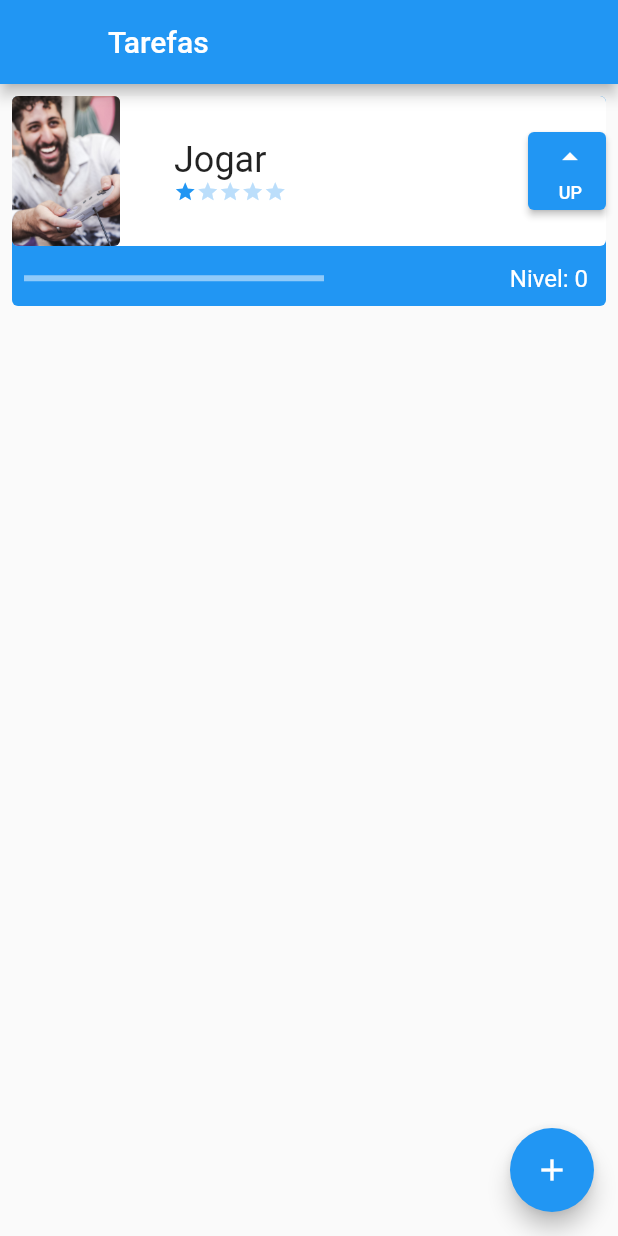
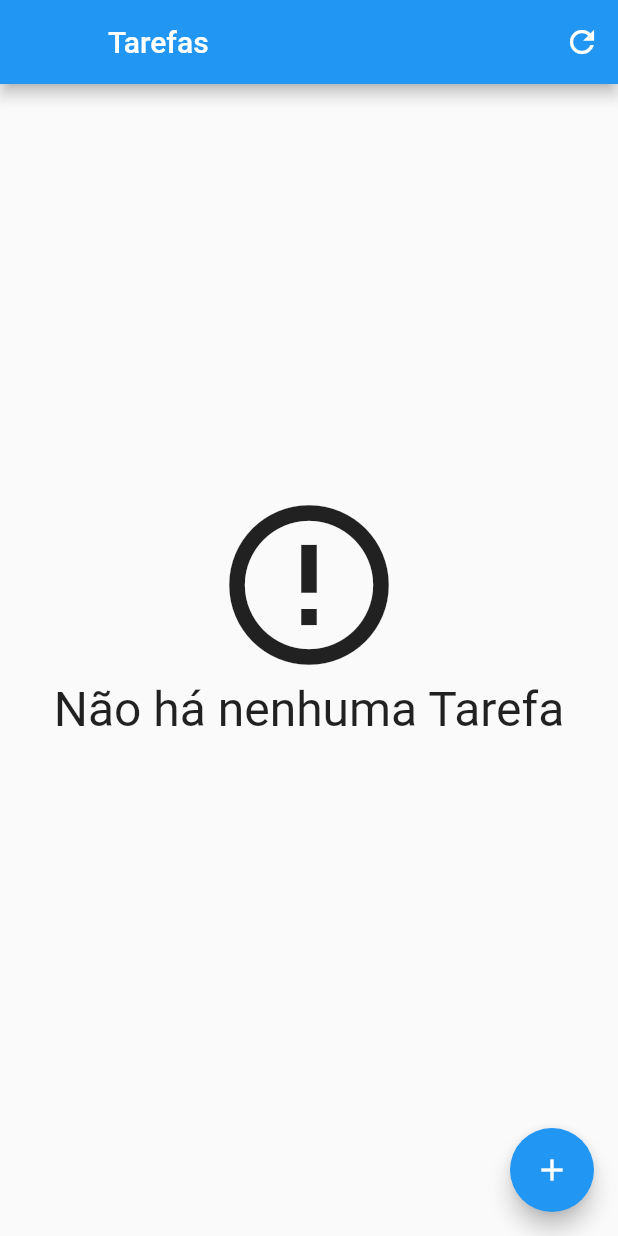
Before and after one commit to JTmarcos/TestFlutter, a Flutter app: the screen it shows after launch, on a phone screen of 412 x 824 dp. Run offline on Flutter 3.47's test engine with Material 2 defaults, Android fonts, the phone set to English and light mode, and no system bars; our stand-ins replace sqflite; accounts and stored records are empty.

Commit message:
Primeiro commit

```diff
--- /dev/null
+++ b/lib/data/task_dao.dart
@@ -0,0 +1,98 @@
+import 'package:flutter/material.dart';
+import 'package:sqflite/sqflite.dart';
+import 'package:test/components/tasks.dart';
+import 'package:test/data/database.dart';
+
+class TaskDao {
+  static const String tableSQL = 'CREATE TABLE $_tablename('
+      '$_name TEXT, '
+      '$_difficulty INTEGER, '
+      '$_level INTEGER DEFAULT 0, '
+      '$_image TEXT)';
+
+  static const String _tablename = 'tasktable';
+  static const String _name = 'name';
+  static const String _difficulty = 'difficulty';
+  static const String _image = 'image';
+  static const String _level = 'level';
+
+
+
+
+//Save----------------------------------------------------------------------------------------------------------------------
+   save(Task tarefa) async {
+    debugPrint('Iniciando o save: ');
+    final Database bancoDeDados = await getDataBase();
+    var itemExists = await find(tarefa.nome);
+    Map<String, dynamic> taskMap = toMap(tarefa);
+    if (itemExists.isEmpty) {
+      debugPrint('a Tarefa não Existia.');
+      return await bancoDeDados.insert(_tablename, taskMap);
+    } else {
+      debugPrint('a Tarefa existia!');
+      return await bancoDeDados.update(
+        _tablename,
+        taskMap,
+        where: '$_name = ?',
+        whereArgs: [tarefa.nome],
+      );
+    }
+  }
+
+  Map<String, dynamic> toMap(Task tarefa) {
+    debugPrint('Convertendo to Map: ');
+    final Map<String, dynamic> mapaDeTarefas = {};
+    mapaDeTarefas[_name] = tarefa.nome;
+    mapaDeTarefas[_difficulty] = tarefa.dificuldade;
+    mapaDeTarefas[_image] = tarefa.foto;
+    debugPrint('Mapa de Tarefas: $mapaDeTarefas');
+    return mapaDeTarefas;
+  }
+
+  Future<List<Task>> findAll() async {
+    debugPrint('Acessando o findAll: ');
+    final Database bancoDeDados = await getDataBase();
+    final List<Map<String, dynamic>> result =
+        await bancoDeDados.query(_tablename);
+    debugPrint('Procurando dados no banco de dados... encontrado: $result');
+    return toList(result);
+  }
+
+  List<Task> toList(List<Map<String, dynamic>> mapaDeTarefas) {
+    debugPrint('Convertendo to List:');
+    final List<Task> tarefas = [];
+    for (Map<String, dynamic> linha in mapaDeTarefas) {
+      final Task tarefa = Task(
+        linha[_name],
+        linha[_image],
+        linha[_difficulty],
+      );
+      tarefas.add(tarefa);
+    }
+    debugPrint('Lista de Tarefas: ${tarefas.toString()}');
+    return tarefas;
+  }
+
+  Future<List<Task>> find(String nomeDaTarefa) async {
+    debugPrint('Acessando find: ');
+    final Database bancoDeDados = await getDataBase();
+    debugPrint('Procurando tarefa com o nome: nomeDaTarefa');
+    final List<Map<String, dynamic>> result = await bancoDeDados
+        .query(_tablename, where: '$_name = ?', whereArgs: [nomeDaTarefa]);
+    debugPrint('Tarefa encontrada: ${toList(result)}');
+
+    return toList(result);
+  }
+
+
+
+  delete(String nomeDaTarefa) async {
+    debugPrint('Deletando tarefa: $nomeDaTarefa');
+    final Database bancoDeDados = await getDataBase();
+    return await bancoDeDados.delete(
+      _tablename,
+      where: '$_name = ?',
+      whereArgs: [nomeDaTarefa],
+    );
+  }
+}
--- a/lib/data/task_inherited.dart
+++ /dev/null
@@ -1,30 +0,0 @@
-import 'package:flutter/material.dart';
-import 'package:test/components/tasks.dart';
-
-class TaskInherited extends InheritedWidget {
-  TaskInherited({
-    Key? key,
-    required Widget child,
-  }) : super(key: key, child: child);
-
-  final List<Task> taskList = [
-
-   const Task('Jogar', 'assets/images/jogar.jpg', 1),
-  ];
-
-  void newTask(String name, String photo,int difficulty){
-    taskList.add(Task(name, photo, difficulty));
-  }
-
-  static TaskInherited of(BuildContext context) {
-    final TaskInherited? result =
-        context.dependOnInheritedWidgetOfExactType<TaskInherited>();
-    assert(result != null, 'No TaskInherited found in context');
-    return result!;
-  }
-
-  @override
-  bool updateShouldNotify(TaskInherited oldWidget) {
-    return oldWidget.taskList.length != taskList.length;
-  }
-}
--- a/lib/main.dart
+++ b/lib/main.dart
@@ -1,4 +1,4 @@
-import 'package:test/data/task_inherited.dart';
+
 import 'package:test/screens/tela_inicial.dart';
 import 'package:flutter/material.dart';
 
@@ -16,7 +16,7 @@ class MyApp extends StatelessWidget {
       theme: ThemeData(
         primarySwatch: Colors.blue,
       ),
-      home: TaskInherited(child: const InitialScreen()),
+      home:  const InitialScreen()
     );
   }
 }
--- a/lib/screens/tela_inicial.dart
+++ b/lib/screens/tela_inicial.dart
@@ -1,5 +1,7 @@
 import 'package:flutter/material.dart';
-import 'package:test/data/task_inherited.dart';
+import 'package:test/components/tasks.dart';
+import 'package:test/data/task_dao.dart';
+
 import 'package:test/screens/form_screen.dart';
 
 class InitialScreen extends StatefulWidget {
@@ -15,19 +17,95 @@ class _InitialScreenState extends State<InitialScreen> {
     return Scaffold(
       appBar: AppBar(
         leading: Container(),
+        actions: [
+          IconButton(
+            onPressed: () {
+              setState(() {});
+            },
+            icon: const Icon(Icons.refresh),
+          ),
+        ],
         title: const Text('Tarefas'),
       ),
-      body: ListView(
-        children: TaskInherited.of(context).taskList,
+      body: Padding(
+        padding: const EdgeInsets.only(top: 8, bottom: 70),
+        child: FutureBuilder<List<Task>>(
+            future: TaskDao().findAll(),
+            builder: (context, snapshot) {
+              List<Task>? items = snapshot.data;
+              switch (snapshot.connectionState) {
+                case ConnectionState.none:
+                  return const Center(
+                    child: Column(
+                      children: [
+                        CircularProgressIndicator(),
+                        Text('Carregando'),
+                      ],
+                    ),
+                  );
+
+                case ConnectionState.waiting:
+                  return const Center(
+                    child: Column(
+                      children: [
+                        CircularProgressIndicator(),
+                        Text('Carregando'),
+                      ],
+                    ),
+                  );
+                case ConnectionState.active:
+                  return const Center(
+                    child: Column(
+                      children: [
+                        CircularProgressIndicator(),
+                        Text('Carregando'),
+                      ],
+                    ),
+                  );
+                case ConnectionState.done:
+                  if (snapshot.hasData && items != null) {
+                    if (items.isNotEmpty) {
+                      return ListView.builder(
+                          itemCount: items.length,
+                          itemBuilder: (BuildContext context, int index) {
+                            final Task tarefa = items[index];
+                            return tarefa;
+                          });
+                    }
+                    return const Center(
+                        child: Column(
+                      mainAxisAlignment: MainAxisAlignment.center,
+                      // não implementado em vídeo por descuido meu, desculpem.
+                      crossAxisAlignment: CrossAxisAlignment.center,
+                      // essa linha de layout deixa o conteudo totalmente centralizado.
+                      children: [
+                        Icon(
+                          Icons.error_outline,
+                          size: 128,
+                        ),
+                        Text(
+                          'Não há nenhuma Tarefa',
+                          style: TextStyle(fontSize: 32),
+                        ),
+                      ],
+                    ));
+                  }
+                  return const Text('Erro ao carregar tarefas');
+              }
+
+            }),
       ),
       floatingActionButton: FloatingActionButton(
         onPressed: () {
           Navigator.push(
             context,
             MaterialPageRoute(
-              builder: (contextNew) => FormScreen(taskContext: context,),
+              builder: (contextNew) => FormScreen(
+                taskContext: context,
+              ),
             ),
-          );
+          ).then((value) => setState(() {
+          },));
         },
         child: const Icon(Icons.add),
       ),
--- a/pubspec.yaml
+++ b/pubspec.yaml
@@ -32,9 +32,11 @@ dependencies:
     sdk: flutter
 
 
+
   # The following adds the Cupertino Icons font to your application.
   # Use with the CupertinoIcons class for iOS style icons.
   cupertino_icons: ^1.0.2
+  sqflite: ^2.2.8+4
 
 dev_dependencies:
   flutter_test:
```
Also changed, not shown: lib/components/tasks.dart (+71 -13 lines), lib/data/database.dart (added, +13 -0 lines), lib/screens/form_screen.dart (+31 -13 lines), lib/test.dart (added), pubspec.lock, 1 other file.
